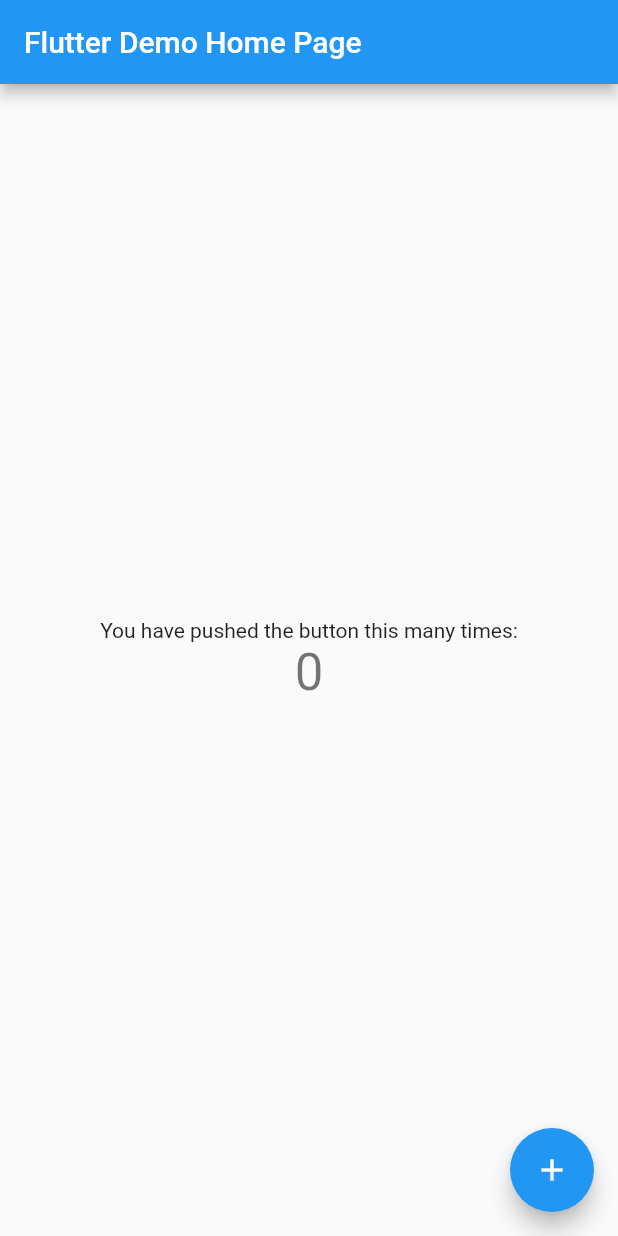
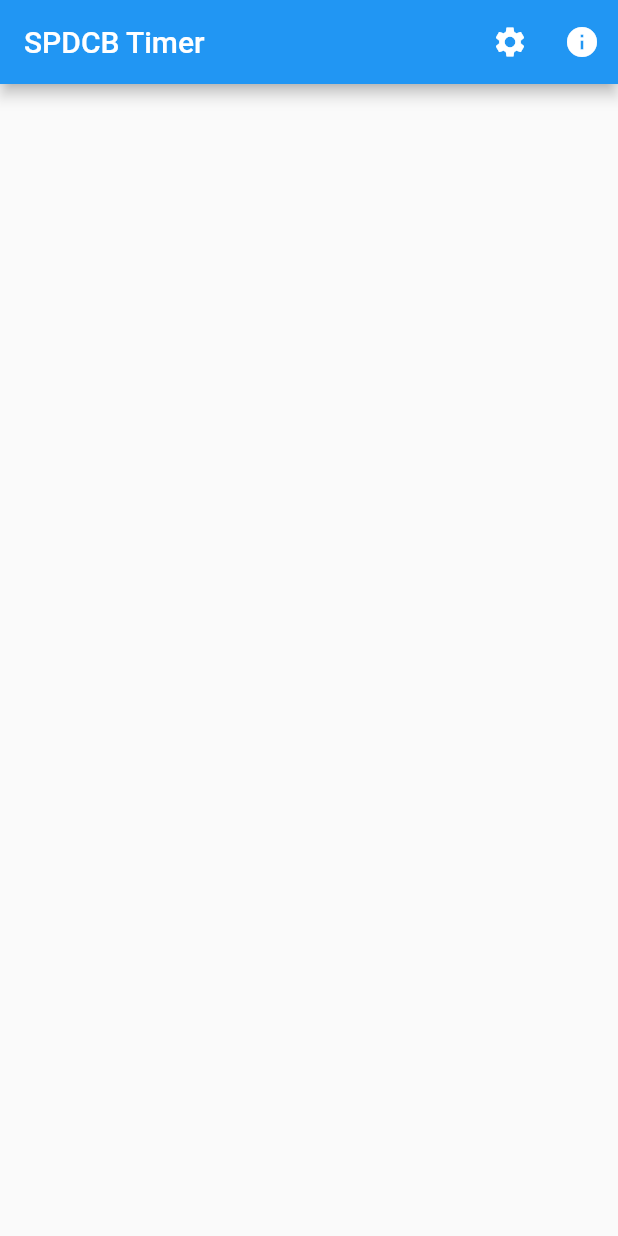
Before and after one commit to jordanmosakowski/spdcb_timer, a Flutter app: the screen it shows after launch, on a phone screen of 412 x 824 dp. Run offline on Flutter 3.47's test engine with Material 2 defaults, Android fonts, the phone set to English and light mode, and no system bars.

Commit message:
added appBar UI and CubingIcons (events only)

```diff
--- a/lib/main.dart
+++ b/lib/main.dart
@@ -1,111 +1,47 @@
 import 'package:flutter/material.dart';
+import 'package:spdcb_timer_new/cubing_icons.dart';
 
 void main() => runApp(MyApp());
 
 class MyApp extends StatelessWidget {
-  // This widget is the root of your application.
   @override
   Widget build(BuildContext context) {
     return MaterialApp(
-      title: 'Flutter Demo',
+      title: 'SPDCB Timer',
       theme: ThemeData(
-        // This is the theme of your application.
-        //
-        // Try running your application with "flutter run". You'll see the
-        // application has a blue toolbar. Then, without quitting the app, try
-        // changing the primarySwatch below to Colors.green and then invoke
-        // "hot reload" (press "r" in the console where you ran "flutter run",
-        // or simply save your changes to "hot reload" in a Flutter IDE).
-        // Notice that the counter didn't reset back to zero; the application
-        // is not restarted.
         primarySwatch: Colors.blue,
       ),
-      home: MyHomePage(title: 'Flutter Demo Home Page'),
+      home: Home(),
     );
   }
 }
 
-class MyHomePage extends StatefulWidget {
-  MyHomePage({Key key, this.title}) : super(key: key);
-
-  // This widget is the home page of your application. It is stateful, meaning
-  // that it has a State object (defined below) that contains fields that affect
-  // how it looks.
-
-  // This class is the configuration for the state. It holds the values (in this
-  // case the title) provided by the parent (in this case the App widget) and
-  // used by the build method of the State. Fields in a Widget subclass are
-  // always marked "final".
-
-  final String title;
-
+class Home extends StatefulWidget {
   @override
-  _MyHomePageState createState() => _MyHomePageState();
+  _HomeState createState() => _HomeState();
 }
 
-class _MyHomePageState extends State<MyHomePage> {
-  int _counter = 0;
-
-  void _incrementCounter() {
-    setState(() {
-      // This call to setState tells the Flutter framework that something has
-      // changed in this State, which causes it to rerun the build method below
-      // so that the display can reflect the updated values. If we changed
-      // _counter without calling setState(), then the build method would not be
-      // called again, and so nothing would appear to happen.
-      _counter++;
-    });
-  }
-
+class _HomeState extends State<Home> {
   @override
   Widget build(BuildContext context) {
-    // This method is rerun every time setState is called, for instance as done
-    // by the _incrementCounter method above.
-    //
-    // The Flutter framework has been optimized to make rerunning build methods
-    // fast, so that you can just rebuild anything that needs updating rather
-    // than having to individually change instances of widgets.
     return Scaffold(
       appBar: AppBar(
-        // Here we take the value from the MyHomePage object that was created by
-        // the App.build method, and use it to set our appbar title.
-        title: Text(widget.title),
+        title: Text("SPDCB Timer"),
+        actions: <Widget>[
+          IconButton(
+            icon: Icon(Icons.settings),
+            onPressed: (){
+
+            },
+          ),
+          IconButton(
+            icon: Icon(Icons.info),
+            onPressed: (){
+
+            },
+          ),
+        ],
       ),
-      body: Center(
-        // Center is a layout widget. It takes a single child and positions it
-        // in the middle of the parent.
-        child: Column(
-          // Column is also a layout widget. It takes a list of children and
-          // arranges them vertically. By default, it sizes itself to fit its
-          // children horizontally, and tries to be as tall as its parent.
-          //
-          // Invoke "debug painting" (press "p" in the console, choose the
-          // "Toggle Debug Paint" action from the Flutter Inspector in Android
-          // Studio, or the "Toggle Debug Paint" command in Visual Studio Code)
-          // to see the wireframe for each widget.
-          //
-          // Column has various properties to control how it sizes itself and
-          // how it positions its children. Here we use mainAxisAlignment to
-          // center the children vertically; the main axis here is the vertical
-          // axis because Columns are vertical (the cross axis would be
-          // horizontal).
-          mainAxisAlignment: MainAxisAlignment.center,
-          children: <Widget>[
-            Text(
-              'You have pushed the button this many times:',
-            ),
-            Text(
-              '$_counter',
-              style: Theme.of(context).textTheme.display1,
-            ),
-          ],
-        ),
-      ),
-      floatingActionButton: FloatingActionButton(
-        onPressed: _incrementCounter,
-        tooltip: 'Increment',
-        child: Icon(Icons.add),
-      ), // This trailing comma makes auto-formatting nicer for build methods.
     );
   }
 }
--- a/pubspec.yaml
+++ b/pubspec.yaml
@@ -40,6 +40,10 @@
   # the material Icons class.
   uses-material-design: true
 
+  fonts:
+    - family:  CubingIcons
+      fonts:
+        - asset: fonts/CubingIcons.ttf
   # To add assets to your application, add an assets section, like this:
   # assets:
   #  - images/a_dot_burr.jpeg
```
Also changed, not shown: lib/cubing_icons.dart (added, +41 -0 lines), fonts/CubingIcons.ttf (added).
